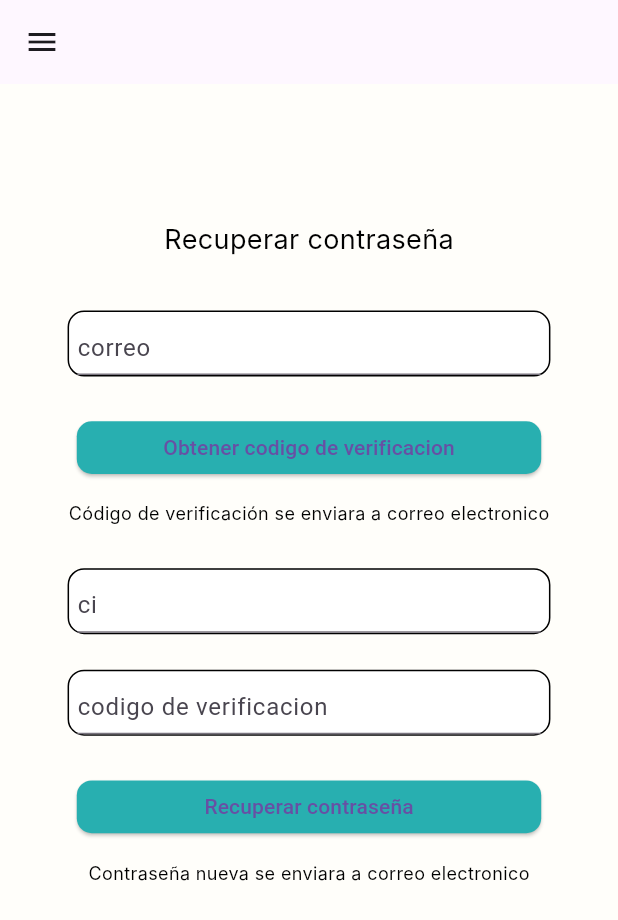
After one commit to proyecto-grado-app-centro-salud/pgm-app-centro-salud-mobile, a Flutter app: the RecuperarContrasenia screen opened directly, on a phone screen of 412 x 824 dp. The commit adds this screen. Shown: the top 920 px of the screen. Run offline on Flutter 3.47's test engine with Material 3 defaults, Android fonts, the phone set to English and light mode, and no system bars; our stand-ins replace flutter_dotenv, flutter_localization, shared_preferences; missing offline and left inert: art_sweetalert; accounts and stored records are empty; network calls fail; Roboto replaces fonts that are missing (Inter).

Commit message:
[Feat] agregando vista recuperar contrasenia

```diff
--- a/lib/pages/login.dart
+++ b/lib/pages/login.dart
@@ -4,6 +4,7 @@ import 'package:art_sweetalert/art_sweetalert.dart';
 import 'package:flutter/material.dart';
 import 'package:flutter_dotenv/flutter_dotenv.dart';
 import 'package:proyecto_grado_flutter/pages/menu.dart';
+import 'package:proyecto_grado_flutter/pages/recuperar_contrasenia.dart';
 import 'package:proyecto_grado_flutter/util/transiciones.dart';
 import 'package:proyecto_grado_flutter/widgets/custom_title.dart';
 import 'package:proyecto_grado_flutter/widgets/new-drawer.dart';
@@ -24,7 +25,8 @@ class _LoginState extends State<Login> {
   TextEditingController usuario = TextEditingController();
   TextEditingController password = TextEditingController();
   _signInWithEmailAndPassword() {
-    http.post(
+    http
+        .post(
             Uri.http(dotenv.env["API_URL"]!,
                 "/api/microservicio-gestion-usuarios/auth/sign-in"),
             headers: <String, String>{
@@ -33,10 +35,11 @@ class _LoginState extends State<Login> {
             body: jsonEncode(<String, String>{
               "email": usuario.text,
               "password": password.text
-        })).then((response) async {
+            }))
+        .then((response) async {
       print(response);
       print(response.statusCode);
-      if (response.statusCode==200) {
+      if (response.statusCode == 200) {
         var datosUsuario = (json.decode(response.body));
         SharedPreferences preferences = await SharedPreferences.getInstance();
         preferences.setString("token", datosUsuario["token"].toString());
@@ -114,7 +117,7 @@ class _LoginState extends State<Login> {
                   crossAxisAlignment: CrossAxisAlignment.center,
                   mainAxisAlignment: MainAxisAlignment.center,
                   children: [
-                    Text(
+                    const Text(
                       "Iniciar sesion",
                       style: TextStyle(color: Colors.white),
                     ),
@@ -129,12 +132,17 @@ class _LoginState extends State<Login> {
                     inputFormatoTextoOculto(context, password, "contraseña"),
                     Container(
                       width: double.infinity,
-                      child: Row(
+                      child: Column(
                         crossAxisAlignment: CrossAxisAlignment.center,
                         mainAxisAlignment: MainAxisAlignment.center,
                         children: [
                           botonInfo(context, "LOGIN", () {
                             _signInWithEmailAndPassword();
+                          }),
+                          botonInfo(context, "Recuperar contraseña", () {
+                            Navigator.pop(context);
+                            Navigator.push(context,
+                                FadeRoute(page: const RecuperarContrasenia()));
                           }),
                         ],
                       ),
--- /dev/null
+++ b/lib/pages/recuperar_contrasenia.dart
@@ -0,0 +1,91 @@
+import 'package:flutter/material.dart';
+import 'package:proyecto_grado_flutter/util/colores.dart';
+import 'package:proyecto_grado_flutter/util/size.dart';
+import 'package:proyecto_grado_flutter/widgets/new-drawer.dart';
+import 'package:proyecto_grado_flutter/widgets/widgets-formato.dart';
+
+class RecuperarContrasenia extends StatefulWidget {
+  const RecuperarContrasenia({super.key});
+
+  @override
+  State<RecuperarContrasenia> createState() => _RecuperarContraseniaState();
+}
+
+class _RecuperarContraseniaState extends State<RecuperarContrasenia> {
+  TextEditingController correo = TextEditingController();
+  TextEditingController ci = TextEditingController();
+  TextEditingController codigoVerificacion = TextEditingController();
+  @override
+  Widget build(BuildContext context) {
+    return Scaffold(
+      appBar: AppBar(),
+      drawer: NavDrawer(),
+      backgroundColor: Colores.color2,
+      body: SingleChildScrollView(
+        child: Padding(
+          padding: EdgeInsets.all(displayWidth(context) * 0.1),
+          child: Column(
+            crossAxisAlignment: CrossAxisAlignment.start,
+            children: <Widget>[
+              SizedBox(height: 50),
+              const Center(
+                child: Text(
+                  'Recuperar contraseña',
+                  style: TextStyle(
+                    color: Colores.color5,
+                    fontFamily: 'Inter',
+                    fontSize: 18,
+                    fontWeight: FontWeight.normal,
+                  ),
+                ),
+              ),
+              SizedBox(height: 30),
+              inputFormatoBorderBlack(context, correo, "correo"),
+              SizedBox(height: 16),
+              botonPrimario(context, "Obtener codigo de verificacion", () {
+                _obtenerCodigoDeVerificacion();
+              }),
+              SizedBox(height: 8),
+              const Center(
+                child: Text(
+                  'Código de verificación se enviara a correo electronico',
+                  style: TextStyle(
+                    color: Colores.color5,
+                    fontFamily: 'Inter',
+                    fontSize: 12,
+                    fontWeight: FontWeight.normal,
+                  ),
+                ),
+              ),
+              SizedBox(height: 24),
+              inputFormatoBorderBlack(context, ci, "ci"),
+              SizedBox(height: 16),
+              inputFormatoBorderBlack(
+                  context, codigoVerificacion, "codigo de verificacion"),
+              SizedBox(height: 16),
+              botonPrimario(context, "Recuperar contraseña", () {
+                _recuperarContrasenia();
+              }),
+              SizedBox(height: 8),
+              const Center(
+                child: Text(
+                  'Contraseña nueva se enviara a correo electronico',
+                  style: TextStyle(
+                    color: Colores.color5,
+                    fontFamily: 'Inter',
+                    fontSize: 12,
+                    fontWeight: FontWeight.normal,
+                  ),
+                ),
+              ),
+            ],
+          ),
+        ),
+      ),
+    );
+  }
+
+  void _obtenerCodigoDeVerificacion() {}
+
+  void _recuperarContrasenia() {}
+}
--- a/lib/util/colores.dart
+++ b/lib/util/colores.dart
@@ -18,6 +18,9 @@ class Colores {
       900: Color(0xFF005282),
     },
   );
+  static const Color color1 = Color(0xFFFFFFFF);
+  static const Color color2 = Color(0xFFFFFEFA);
   static const Color color3 = Color(0xFF29AFB0);
   static const Color color4 = Color(0xFF0A4A6E);
+  static const Color color5 = Color(0xFF000000);
 }
--- /dev/null
+++ b/lib/util/size.dart
@@ -0,0 +1,16 @@
+import 'package:flutter/material.dart';
+
+Size displaySize(BuildContext context) {
+  debugPrint('Size = ' + MediaQuery.of(context).size.toString());
+  return MediaQuery.of(context).size;
+}
+
+double displayHeight(BuildContext context) {
+  debugPrint('Height = ' + displaySize(context).height.toString());
+  return displaySize(context).height;
+}
+
+double displayWidth(BuildContext context) {
+  debugPrint('Width = ' + displaySize(context).width.toString());
+  return displaySize(context).width;
+}
--- a/lib/widgets/widgets-formato.dart
+++ b/lib/widgets/widgets-formato.dart
@@ -50,6 +50,29 @@ Widget inputFormato(
   );
 }
 
+Widget inputFormatoBorderBlack(
+    BuildContext context, TextEditingController controlador, String hint) {
+  double baseWidth = 375;
+  double fem = MediaQuery.of(context).size.width / baseWidth;
+  double ffem = fem * 0.97;
+  return Container(
+    // frame1Fyh (1:3)
+    margin: EdgeInsets.fromLTRB(3.5 * fem, 3.5 * fem, 3.5 * fem, 3.5 * fem),
+    width: double.infinity,
+    height: 40 * fem,
+    padding: EdgeInsets.only(left: 5 * fem, right: 5 * fem),
+    decoration: BoxDecoration(
+      color: Color(0xffffffff),
+      borderRadius: BorderRadius.circular(10 * fem),
+      border: Border.all(color: Color(0xff000000)),
+    ),
+    child: TextField(
+      decoration: InputDecoration(hintText: hint),
+      controller: controlador,
+    ),
+  );
+}
+
 Widget inputFormatoTextoOculto(
     BuildContext context, TextEditingController controlador, String hint) {
   double baseWidth = 375;
@@ -75,9 +98,9 @@ Widget inputFormatoTextoOculto(
     child: TextField(
       obscureText: true,
       decoration: InputDecoration(
-        hintText: hint,
-          suffixIcon: GestureDetector(onTap:(){},child: Icon(Icons.remove_red_eye))
-      ),
+          hintText: hint,
+          suffixIcon:
+              GestureDetector(onTap: () {}, child: Icon(Icons.remove_red_eye))),
       controller: controlador,
     ),
   );
@@ -125,6 +148,33 @@ Widget botonInfo(
   );
 }
 
+Widget botonPrimario(
+    BuildContext context, String tituloBoton, VoidCallback onPressed) {
+  double baseWidth = 375;
+  double fem = MediaQuery.of(context).size.width / baseWidth;
+  double ffem = fem * 0.97;
+  return Container(
+    margin: EdgeInsets.all(10),
+    width: double.infinity,
+    height: 32 * fem,
+    child: ElevatedButton(
+      onPressed: onPressed,
+      style: ElevatedButton.styleFrom(
+        alignment: Alignment.center,
+        primary: Color(0xff28AFB0),
+        shape: RoundedRectangleBorder(
+          borderRadius: BorderRadius.circular(10),
+        ),
+      ),
+      child: Container(
+        child: Text(
+          tituloBoton,
+        ),
+      ),
+    ),
+  );
+}
+
 Widget titulo(BuildContext context, String titulo) {
   double baseWidth = 375;
   double fem = MediaQuery.of(context).size.width / baseWidth;
```
Lines whose indentation alone changed are shown as unchanged.
